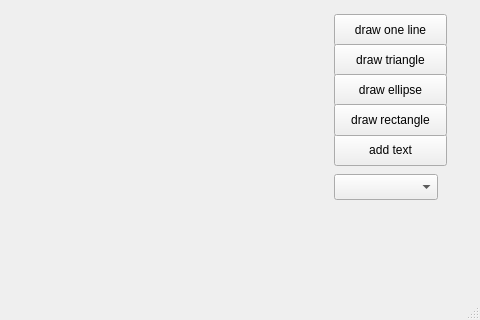
Above: mainwindow.ui from LuxxxLucy/emopic03 before the change; both pictures show x 176 to 656 and y 182 to 502 of the 656 by 502 pixel window. Below: the same form after it.
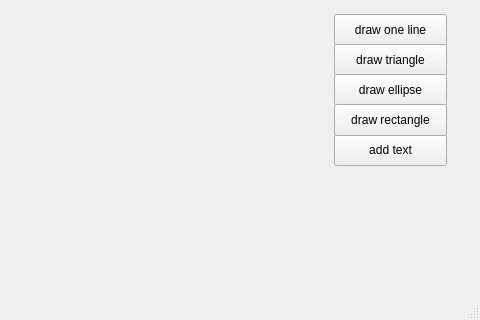
That is the form after the change.

Commit message:
界面改动，增加图形填充、设置画笔粗细、画刷颜色、画刷风格功能
另外我发现好像输入文字功能只支持英文，可能也只支持英文字体……
删掉了很多无用的备注。
这回改动还挺多的。

The edit to the form file:
```diff
--- a/mainwindow.ui
+++ b/mainwindow.ui
@@ -91,16 +91,6 @@
      <string>draw rectangle</string>
     </property>
    </widget>
-   <widget class="QComboBox" name="brushStyle">
-    <property name="geometry">
-     <rect>
-      <x>510</x>
-      <y>320</y>
-      <width>104</width>
-      <height>26</height>
-     </rect>
-    </property>
-   </widget>
   </widget>
   <widget class="QMenuBar" name="menuBar">
    <property name="geometry">
```
Left out of the diff: 18 changed lines with no effect on the pictures. The commit also changes 4 other files.
